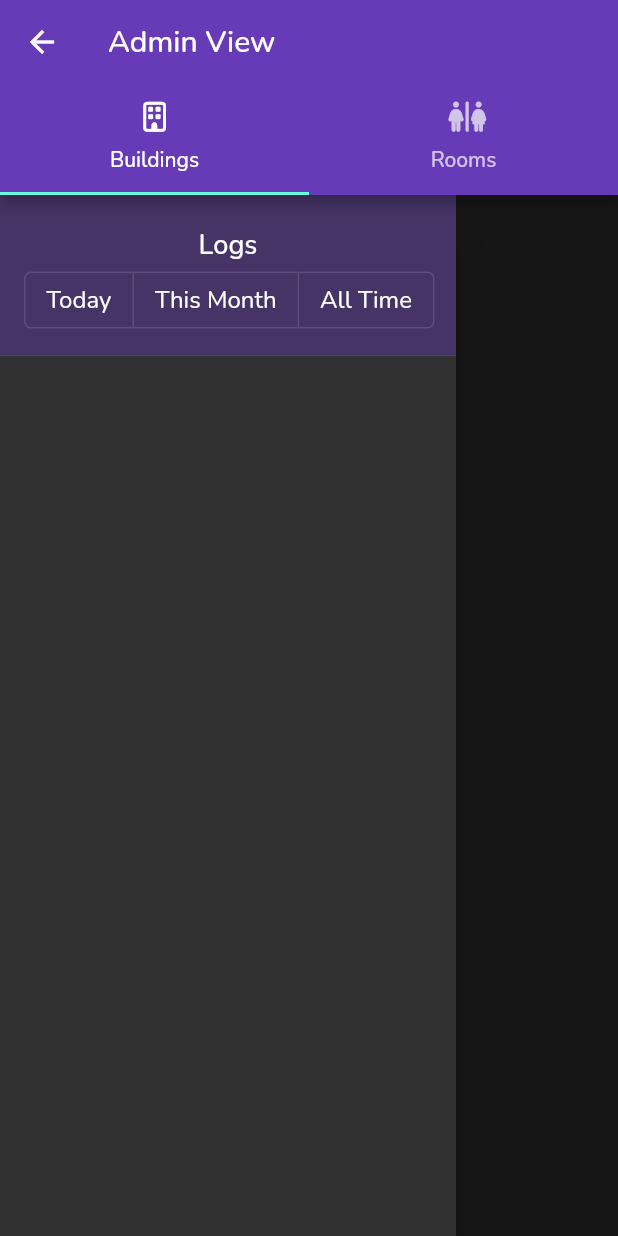
After one commit to jamesearls/final-year-project, a Flutter app: the AdminPageView screen opened by its route, in the side drawer, after a tap on "Today", on a phone screen of 412 x 824 dp. The commit adds this screen. Run offline on Flutter 3.47's test engine with Material 2 defaults, Android fonts, the phone set to English and light mode, and no system bars; our stand-ins replace cloud_firestore, firebase_auth, firebase_core, font_awesome_flutter, google_fonts, google_maps_flutter and 3 more; missing offline and left inert: geofence_service, nfc_manager; accounts and stored records are empty; network calls fail.

Commit message:
first version of logs and charts screen scaffold

```diff
--- a/location_tracker/lib/routes.dart
+++ b/location_tracker/lib/routes.dart
@@ -9,5 +9,5 @@ var appRoutes = {
   // '/register': (context) => RegisterScreen(),
   '/profile': (context) => const ProfileScreen(),
   '/map': (context) => const MapScreen(),
-  '/admin': (context) => const AdminScreen(),
+  '/admin': (context) => AdminPageView(),
 };
--- /dev/null
+++ b/location_tracker/lib/screens/admin/admin_building_screen.dart
@@ -0,0 +1,85 @@
+import 'package:flutter/material.dart';
+import 'package:font_awesome_flutter/font_awesome_flutter.dart';
+import 'package:location_tracker/models/models.dart';
+import 'package:location_tracker/screens/admin/log_list.dart';
+import 'package:provider/provider.dart';
+
+class AdminBuildingScreen extends StatefulWidget {
+  const AdminBuildingScreen({Key? key}) : super(key: key);
+
+  @override
+  State<AdminBuildingScreen> createState() => _AdminBuildingScreenState();
+}
+
+class _AdminBuildingScreenState extends State<AdminBuildingScreen> {
+  @override
+  Widget build(BuildContext context) {
+    List logs = Provider.of<List<Log>>(context);
+    // sort logs by timestamp
+    logs.sort((a, b) => b.timestamp.compareTo(a.timestamp));
+    final isSelected = <bool>[false, false, false];
+    return Scaffold(
+      drawer: Drawer(
+        child: ListView(
+          children: <Widget>[
+            SizedBox(
+              height: MediaQuery.of(context).size.height * 0.13,
+              child: DrawerHeader(
+                margin: EdgeInsets.zero,
+                decoration: BoxDecoration(
+                  color: Colors.deepPurple.withOpacity(0.4),
+                ),
+                child: Column(
+                  mainAxisAlignment: MainAxisAlignment.center,
+                  children: <Widget>[
+                    const Text('Logs'),
+                    Row(
+                      mainAxisAlignment: MainAxisAlignment.center,
+                      children: <Widget>[
+                        ToggleButtons(
+                          color: Colors.white,
+                          selectedColor: Colors.white,
+                          selectedBorderColor: Color(0xFF6200EE),
+                          fillColor: Color(0xFF6200EE).withOpacity(0.08),
+                          splashColor: Color(0xFF6200EE).withOpacity(0.12),
+                          hoverColor: Color(0xFF6200EE).withOpacity(0.04),
+                          borderRadius: BorderRadius.circular(4.0),
+                          constraints: BoxConstraints(minHeight: 36.0),
+                          isSelected: isSelected,
+                          onPressed: (index) {
+                            // Respond to button selection
+                            setState(() {
+                              isSelected[index] = !isSelected[index];
+                            });
+                          },
+                          children: const [
+                            Padding(
+                              padding: EdgeInsets.symmetric(horizontal: 14.0),
+                              child: Text('Today'),
+                            ),
+                            Padding(
+                              padding: EdgeInsets.symmetric(horizontal: 14.0),
+                              child: Text('This Month'),
+                            ),
+                            Padding(
+                              padding: EdgeInsets.symmetric(horizontal: 14.0),
+                              child: Text('All Time'),
+                            ),
+                          ],
+                        )
+                      ],
+                    ),
+                  ],
+                ),
+              ),
+            ),
+            for (Log log in logs) LogList(log: log),
+          ],
+        ),
+      ),
+      body: const Center(
+        child: Text('Building'),
+      ),
+    );
+  }
+}
--- /dev/null
+++ b/location_tracker/lib/screens/admin/admin_page_view.dart
@@ -0,0 +1,47 @@
+import 'package:flutter/material.dart';
+import 'package:font_awesome_flutter/font_awesome_flutter.dart';
+import 'package:location_tracker/screens/admin/admin_building_screen.dart';
+import 'package:location_tracker/screens/admin/admin_room_screen.dart';
+
+class AdminPageView extends StatelessWidget {
+  AdminPageView({Key? key}) : super(key: key);
+
+  final List<Tab> myTabs = <Tab>[
+    // ignore: prefer_const_constructors
+    const Tab(
+      text: 'Buildings',
+      icon: Icon(
+        FontAwesomeIcons.building,
+        size: 20,
+      ),
+    ),
+    const Tab(
+      text: 'Rooms',
+      icon: Icon(
+        FontAwesomeIcons.restroom,
+        size: 20,
+      ),
+    ),
+  ];
+
+  @override
+  Widget build(BuildContext context) {
+    return DefaultTabController(
+      length: myTabs.length,
+      child: Scaffold(
+        appBar: AppBar(
+          title: const Text('Admin View'),
+          bottom: TabBar(
+            tabs: myTabs,
+          ),
+        ),
+        body: const TabBarView(
+          children: <Widget>[
+            AdminBuildingScreen(),
+            AdminRoomScreen(),
+          ],
+        ),
+      ),
+    );
+  }
+}
--- a/location_tracker/lib/screens/screens.dart
+++ b/location_tracker/lib/screens/screens.dart
@@ -1,4 +1,6 @@
-export 'admin/admin_screen.dart';
+export 'admin/admin_building_screen.dart';
+export 'admin/admin_page_view.dart';
+export 'admin/admin_room_screen.dart';
 export 'buildings/buildings.dart';
 export 'home_screen/home_screen.dart';
 export 'index_screen/index_screen.dart';
--- a/location_tracker/lib/shared/admin_button.dart
+++ b/location_tracker/lib/shared/admin_button.dart
@@ -16,6 +16,7 @@ class AdminButton extends StatelessWidget {
         child: Container(
           padding: const EdgeInsets.all(8),
           child: FloatingActionButton.extended(
+            backgroundColor: Colors.deepPurple,
             onPressed: () {
               Navigator.pushNamed(context, '/admin');
             },
@@ -23,7 +24,10 @@ class AdminButton extends StatelessWidget {
               FontAwesomeIcons.userShield,
               color: Colors.white,
             ),
-            label: const Text('Admin'),
+            label: const Text(
+              'Admin',
+              style: TextStyle(color: Colors.white),
+            ),
           ),
         ),
       );
```
Also changed, not shown: location_tracker/lib/screens/admin/admin_room_screen.dart (added, +14 -0 lines), location_tracker/lib/screens/admin/admin_screen.dart (deleted, +0 -17 lines), location_tracker/lib/screens/admin/log_list.dart (added, +31 -0 lines).
